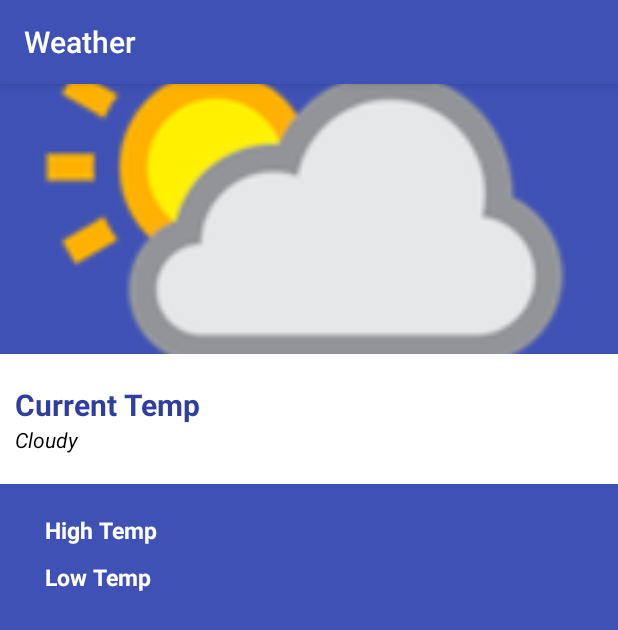
After one commit to mikeschen/weatherAndroid, an Android app: the fragment WeatherDetailFragment shown on its own in the app's theme, on a phone screen of 412 x 824 dp. The commit adds this screen. Shown: the top 630 px of the screen. Run offline under Robolectric (Android 15) with nearby library versions, the phone set to English and light mode, and no system bars.

Commit message:
add weatherdetailfragment

```diff
--- a/app/src/main/AndroidManifest.xml
+++ b/app/src/main/AndroidManifest.xml
@@ -1,7 +1,8 @@
 <?xml version="1.0" encoding="utf-8"?>
 <manifest xmlns:android="http://schemas.android.com/apk/res/android"
     package="com.example.guest.weather">
-    <uses-permission android:name="android.permission.INTERNET"/>
+
+    <uses-permission android:name="android.permission.INTERNET" />
 
     <application
         android:allowBackup="true"
@@ -16,7 +17,8 @@
                 <category android:name="android.intent.category.LAUNCHER" />
             </intent-filter>
         </activity>
-        <activity android:name=".ui.WeatherActivity"></activity>
+        <activity android:name=".ui.WeatherListActivity" />
+        <activity android:name=".ui.WeatherDetailActivity"></activity>
     </application>
 
 </manifest>
--- a/app/src/main/java/com/example/guest/weather/ui/MainActivity.java
+++ b/app/src/main/java/com/example/guest/weather/ui/MainActivity.java
@@ -33,7 +33,7 @@ public class MainActivity extends AppCompatActivity implements View.OnClickListe
     public void onClick(View v) {
         if (v == mFindWeatherButton) {
             String location = mLocationEditText.getText().toString();
-            Intent intent = new Intent(MainActivity.this, WeatherActivity.class);
+            Intent intent = new Intent(MainActivity.this, WeatherListActivity.class);
             intent.putExtra("location", location);
             startActivity(intent);
         }
--- /dev/null
+++ b/app/src/main/java/com/example/guest/weather/ui/WeatherDetailFragment.java
@@ -0,0 +1,30 @@
+package com.example.guest.weather.ui;
+
+
+import android.os.Bundle;
+import android.support.v4.app.Fragment;
+import android.view.LayoutInflater;
+import android.view.View;
+import android.view.ViewGroup;
+
+import com.example.guest.weather.R;
+
+/**
+ * A simple {@link Fragment} subclass.
+ */
+public class WeatherDetailFragment extends Fragment {
+
+
+    public WeatherDetailFragment() {
+        // Required empty public constructor
+    }
+
+
+    @Override
+    public View onCreateView(LayoutInflater inflater, ViewGroup container,
+                             Bundle savedInstanceState) {
+        // Inflate the layout for this fragment
+        return inflater.inflate(R.layout.fragment_weather_detail, container, false);
+    }
+
+}
--- /dev/null
+++ b/app/src/main/res/layout/fragment_weather_detail.xml
@@ -0,0 +1,94 @@
+<FrameLayout xmlns:android="http://schemas.android.com/apk/res/android"
+    xmlns:tools="http://schemas.android.com/tools"
+    android:layout_width="match_parent"
+    android:layout_height="match_parent"
+    tools:context="com.example.guest.weather.ui.WeatherDetailFragment">
+
+    <LinearLayout
+        android:orientation="vertical"
+        android:layout_width="match_parent"
+        android:layout_height="match_parent"
+        android:background="@color/colorPrimary">
+
+        <ImageView
+            android:layout_width="match_parent"
+            android:layout_height="180dp"
+            android:id="@+id/weatherImageView"
+            android:src="@drawable/weather"
+            android:scaleType="centerCrop" />
+
+        <RelativeLayout
+            android:layout_width="match_parent"
+            android:layout_height="wrap_content"
+            android:background="@android:color/white"
+            android:paddingTop="20dp"
+            android:paddingLeft="10dp"
+            android:paddingRight="10dp"
+            android:paddingBottom="20dp">
+
+            <TextView
+                android:layout_width="wrap_content"
+                android:layout_height="wrap_content"
+                android:text="Current Temp"
+                android:id="@+id/weatherCurrentTextView"
+                android:layout_alignParentLeft="true"
+                android:layout_alignParentStart="true"
+                android:textSize="20sp"
+                android:textColor="@color/colorPrimaryDark"
+                android:textStyle="bold" />
+
+            <TextView
+                android:layout_width="wrap_content"
+                android:layout_height="wrap_content"
+                android:text="Cloudy"
+                android:id="@+id/cloudyTextView"
+                android:layout_below="@+id/weatherCurrentTextView"
+                android:layout_alignParentLeft="true"
+                android:layout_alignParentStart="true"
+                android:textColor="@color/colorSecondaryText"
+                android:textStyle="italic" />
+        </RelativeLayout>
+
+        <RelativeLayout
+            android:layout_width="match_parent"
+            android:layout_height="match_parent">
+
+            <LinearLayout
+                android:orientation="vertical"
+                android:layout_width="match_parent"
+                android:layout_height="wrap_content"
+                android:layout_alignParentTop="true"
+                android:layout_alignParentLeft="true"
+                android:layout_alignParentStart="true"
+                android:paddingLeft="30dp"
+                android:paddingTop="20dp"
+                android:paddingRight="30dp">
+
+                <TextView
+                    android:layout_width="wrap_content"
+                    android:layout_height="wrap_content"
+                    android:text="High Temp"
+                    android:id="@+id/websiteTextView"
+                    android:drawablePadding="4dp"
+                    android:textColor="@color/colorTextIcons"
+                    android:textSize="15sp"
+                    android:textStyle="bold"
+                    android:layout_marginBottom="10dp"
+                    android:gravity="center" />
+
+                <TextView
+                    android:layout_width="wrap_content"
+                    android:layout_height="wrap_content"
+                    android:text="Low Temp"
+                    android:id="@+id/lowTempTextView"
+                    android:drawablePadding="4dp"
+                    android:textColor="@color/colorTextIcons"
+                    android:textSize="15sp"
+                    android:textStyle="bold"
+                    android:layout_marginBottom="10dp"
+                    android:gravity="center"/>
+
+            </LinearLayout>
+        </RelativeLayout>
+    </LinearLayout>
+</FrameLayout>
--- a/app/src/main/res/values/colors.xml
+++ b/app/src/main/res/values/colors.xml
@@ -3,4 +3,6 @@
     <color name="colorPrimary">#3F51B5</color>
     <color name="colorPrimaryDark">#303F9F</color>
     <color name="colorAccent">#FF4081</color>
+    <color name="colorSecondaryText">#000000</color>
+    <color name="colorTextIcons">#ffffff</color>
 </resources>
--- a/app/src/main/res/values/strings.xml
+++ b/app/src/main/res/values/strings.xml
@@ -1,3 +1,6 @@
 <resources>
     <string name="app_name">Weather</string>
+
+    <!-- TODO: Remove or change this placeholder text -->
+    <string name="hello_blank_fragment">Hello blank fragment</string>
 </resources>
--- a/build.gradle
+++ b/build.gradle
@@ -5,7 +5,8 @@ buildscript {
         jcenter()
     }
     dependencies {
-        classpath 'com.android.tools.build:gradle:2.1.0-rc1'
+        classpath 'com.android.tools.build:gradle:2.0.0'
+        classpath 'com.neenbedankt.gradle.plugins:android-apt:1.8'
 
         // NOTE: Do not place your application dependencies here; they belong
         // in the individual module build.gradle files
```
Also changed, not shown: app/build.gradle (+7 -3 lines), app/src/main/java/com/example/guest/weather/ui/WeatherDetailActivity.java (added, +13 -0 lines), app/src/main/java/com/example/guest/weather/ui/WeatherListActivity.java (renamed from app/src/main/java/com/example/guest/weather/ui/WeatherActivity.java, +4 -4 lines), app/src/main/res/layout/activity_weather_detail.xml (added, +22 -0 lines), app/src/main/res/drawable/cloud.png (added), app/src/main/res/drawable/rain.png (added), app/src/main/res/drawable/sun.png (added).
